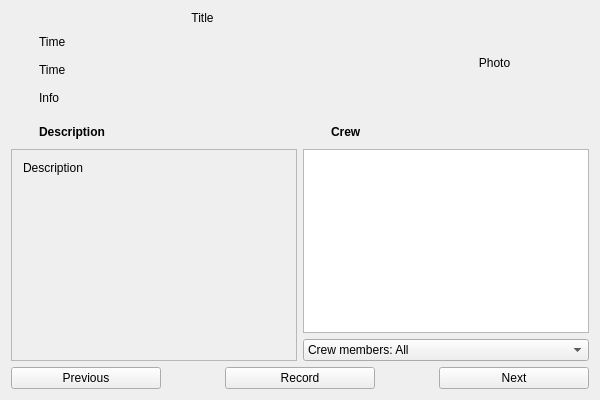
Above: src/widgets/epg/EpgShow.ui from ntadej/tano before the change. Below: the same form after it.
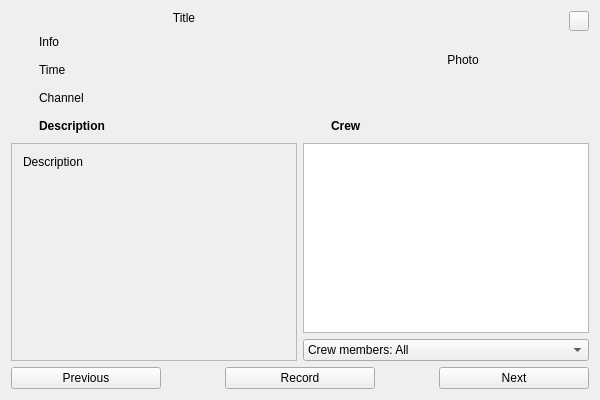
That is the form after the change. Icons and pictures are not drawn.

```diff
--- a/src/widgets/epg/EpgShow.ui
+++ b/src/widgets/epg/EpgShow.ui
@@ -15,8 +15,18 @@
     <normaloff/>
    </iconset>
   </property>
-  <layout class="QGridLayout" name="gridLayout">
-   <item row="0" column="0" rowspan="2" colspan="2">
+  <layout class="QVBoxLayout" name="layoutMain">
+   <property name="margin">
+    <number>0</number>
+   </property>
+   <item>
+    <widget class="QWidget" name="main" native="true">
+     <layout class="QVBoxLayout" name="verticalLayout">
+      <item>
+       <layout class="QHBoxLayout" name="header">
+        <item>
+         <layout class="QVBoxLayout" name="labels">
+          <item>
     <widget class="QLabel" name="labelTitle">
      <property name="text">
       <string notr="true">Title</string>
@@ -29,54 +39,8 @@
      </property>
     </widget>
    </item>
-   <item row="0" column="2" rowspan="7">
-    <widget class="QLabel" name="labelPhoto">
-     <property name="maximumSize">
-      <size>
-       <width>200</width>
-       <height>16777215</height>
-      </size>
-     </property>
-     <property name="text">
-      <string notr="true">Photo</string>
-     </property>
-     <property name="alignment">
-      <set>Qt::AlignCenter</set>
-     </property>
-    </widget>
-   </item>
-   <item row="3" column="0" colspan="2">
-    <layout class="QHBoxLayout" name="horizontalLayout">
      <item>
-      <widget class="QLabel" name="labelTimeIcon">
-       <property name="minimumSize">
-        <size>
-         <width>22</width>
-         <height>22</height>
-        </size>
-       </property>
-       <property name="maximumSize">
-        <size>
-         <width>22</width>
-         <height>22</height>
-        </size>
-       </property>
-       <property name="text">
-        <string/>
-       </property>
-      </widget>
-     </item>
-     <item>
-      <widget class="QLabel" name="labelTime">
-       <property name="text">
-        <string notr="true">Time</string>
-       </property>
-      </widget>
-     </item>
-    </layout>
-   </item>
-   <item row="4" column="0" colspan="2">
-    <layout class="QHBoxLayout" name="horizontalLayout_2">
+           <layout class="QHBoxLayout" name="info">
      <item>
       <widget class="QLabel" name="labelInfoIcon">
        <property name="minimumSize">
@@ -108,14 +72,71 @@
      </item>
     </layout>
    </item>
-   <item row="6" column="0" colspan="2">
-    <spacer name="verticalSpacer">
+          <item>
+           <layout class="QHBoxLayout" name="time">
+            <item>
+             <widget class="QLabel" name="labelTimeIcon">
+              <property name="minimumSize">
+               <size>
+                <width>22</width>
+                <height>22</height>
+               </size>
+              </property>
+              <property name="maximumSize">
+               <size>
+                <width>22</width>
+                <height>22</height>
+               </size>
+              </property>
+              <property name="text">
+               <string/>
+              </property>
+             </widget>
+            </item>
+            <item>
+             <widget class="QLabel" name="labelTime">
+              <property name="text">
+               <string notr="true">Time</string>
+              </property>
+             </widget>
+            </item>
+           </layout>
+          </item>
+          <item>
+           <layout class="QHBoxLayout" name="channel">
+            <item>
+             <widget class="QLabel" name="labelChannelIcon">
+              <property name="minimumSize">
+               <size>
+                <width>22</width>
+                <height>22</height>
+               </size>
+              </property>
+              <property name="maximumSize">
+               <size>
+                <width>22</width>
+                <height>22</height>
+               </size>
+              </property>
+              <property name="text">
+               <string/>
+              </property>
+             </widget>
+            </item>
+            <item>
+             <widget class="QLabel" name="labelChannel">
+              <property name="text">
+               <string notr="true">Channel</string>
+              </property>
+             </widget>
+            </item>
+           </layout>
+          </item>
+          <item>
+           <spacer name="spacerLabels">
      <property name="orientation">
       <enum>Qt::Vertical</enum>
      </property>
-     <property name="sizeType">
-      <enum>QSizePolicy::Minimum</enum>
-     </property>
      <property name="sizeHint" stdset="0">
       <size>
        <width>0</width>
@@ -124,8 +145,60 @@
      </property>
     </spacer>
    </item>
-   <item row="7" column="0" colspan="3">
-    <layout class="QHBoxLayout" name="main">
+         </layout>
+        </item>
+        <item>
+         <widget class="QLabel" name="labelPhoto">
+          <property name="maximumSize">
+           <size>
+            <width>200</width>
+            <height>16777215</height>
+           </size>
+          </property>
+          <property name="text">
+           <string notr="true">Photo</string>
+          </property>
+          <property name="alignment">
+           <set>Qt::AlignCenter</set>
+          </property>
+         </widget>
+        </item>
+        <item>
+         <layout class="QVBoxLayout" name="close">
+          <item>
+           <widget class="QPushButton" name="buttonClose">
+            <property name="maximumSize">
+             <size>
+              <width>20</width>
+              <height>20</height>
+             </size>
+            </property>
+            <property name="icon">
+             <iconset theme="window-close">
+              <normaloff/>
+             </iconset>
+            </property>
+           </widget>
+          </item>
+          <item>
+           <widget class="QLabel" name="labelBlank">
+            <property name="maximumSize">
+             <size>
+              <width>1</width>
+              <height>16777215</height>
+             </size>
+            </property>
+            <property name="text">
+             <string/>
+            </property>
+           </widget>
+          </item>
+         </layout>
+        </item>
+       </layout>
+      </item>
+      <item>
+       <layout class="QHBoxLayout" name="content">
      <item>
       <layout class="QGridLayout" name="layoutDescription">
        <item row="0" column="0">
@@ -170,7 +243,7 @@
             </widget>
            </item>
            <item>
-            <spacer name="verticalSpacer_3">
+               <spacer name="spacerDescription">
              <property name="orientation">
               <enum>Qt::Vertical</enum>
              </property>
@@ -302,8 +375,8 @@
      </item>
     </layout>
    </item>
-   <item row="8" column="0" colspan="3">
-    <layout class="QHBoxLayout" name="horizontalLayout_3">
+      <item>
+       <layout class="QHBoxLayout" name="buttons">
      <item>
       <widget class="QPushButton" name="buttonPrevious">
        <property name="minimumSize">
@@ -329,7 +402,7 @@
       </widget>
      </item>
      <item>
-      <spacer name="horizontalSpacer">
+         <spacer name="spacerButtons1">
        <property name="orientation">
         <enum>Qt::Horizontal</enum>
        </property>
@@ -366,7 +439,7 @@
       </widget>
      </item>
      <item>
-      <spacer name="horizontalSpacer_2">
+         <spacer name="spacerButtons2">
        <property name="orientation">
         <enum>Qt::Horizontal</enum>
        </property>
@@ -404,48 +477,8 @@
      </item>
     </layout>
    </item>
-   <item row="2" column="0" colspan="2">
-    <layout class="QHBoxLayout" name="horizontalLayout_4">
-     <item>
-      <widget class="QLabel" name="labelChannelIcon">
-       <property name="minimumSize">
-        <size>
-         <width>22</width>
-         <height>22</height>
-        </size>
-       </property>
-       <property name="maximumSize">
-        <size>
-         <width>22</width>
-         <height>22</height>
-        </size>
-       </property>
-       <property name="text">
-        <string/>
-       </property>
-      </widget>
-     </item>
-     <item>
-      <widget class="QLabel" name="labelChannel">
-       <property name="text">
-        <string notr="true">Time</string>
-       </property>
-      </widget>
-     </item>
-    </layout>
-   </item>
-   <item row="5" column="0">
-    <spacer name="verticalSpacer_2">
-     <property name="orientation">
-      <enum>Qt::Vertical</enum>
-     </property>
-     <property name="sizeHint" stdset="0">
-      <size>
-       <width>0</width>
-       <height>0</height>
-      </size>
-     </property>
-    </spacer>
+     </layout>
+    </widget>
    </item>
   </layout>
  </widget>
```
Lines whose indentation alone changed are shown as unchanged.
